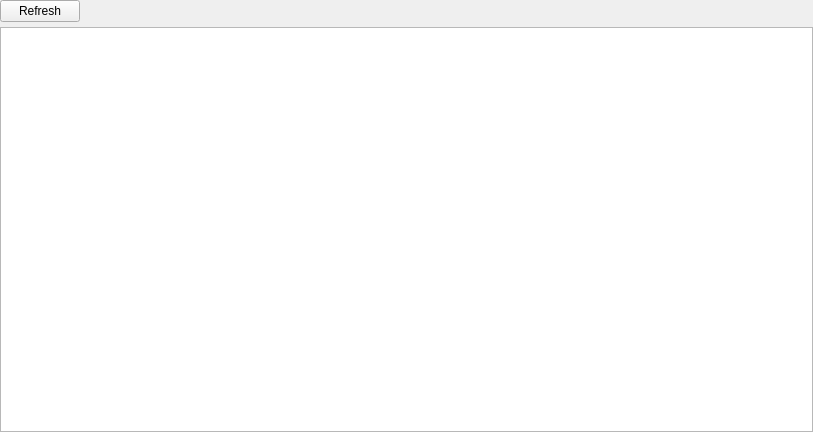
bogdan-constandache/SystemToolKit, file mva/Licenta/gui/forms/active_connections_widget.ui: the form before one commit.
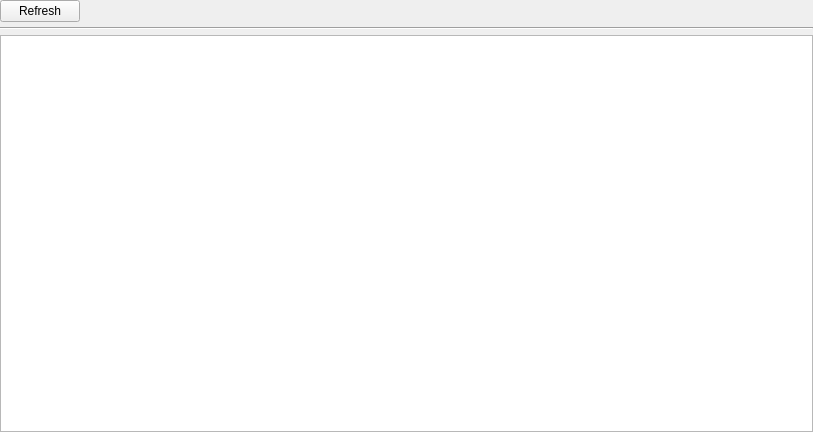
The form after the commit.

What changed in the file:
```diff
--- a/mva/Licenta/gui/forms/active_connections_widget.ui
+++ b/mva/Licenta/gui/forms/active_connections_widget.ui
@@ -45,7 +45,14 @@
     </layout>
    </item>
    <item>
-    <widget class="QTableView" name="tableView"/>
+    <widget class="Line" name="line">
+     <property name="orientation">
+      <enum>Qt::Horizontal</enum>
+     </property>
+    </widget>
+   </item>
+   <item>
+    <widget class="QTreeView" name="treeView"/>
    </item>
   </layout>
  </widget>
```
Left out of the diff: 14 changed lines with no effect on the pictures.
